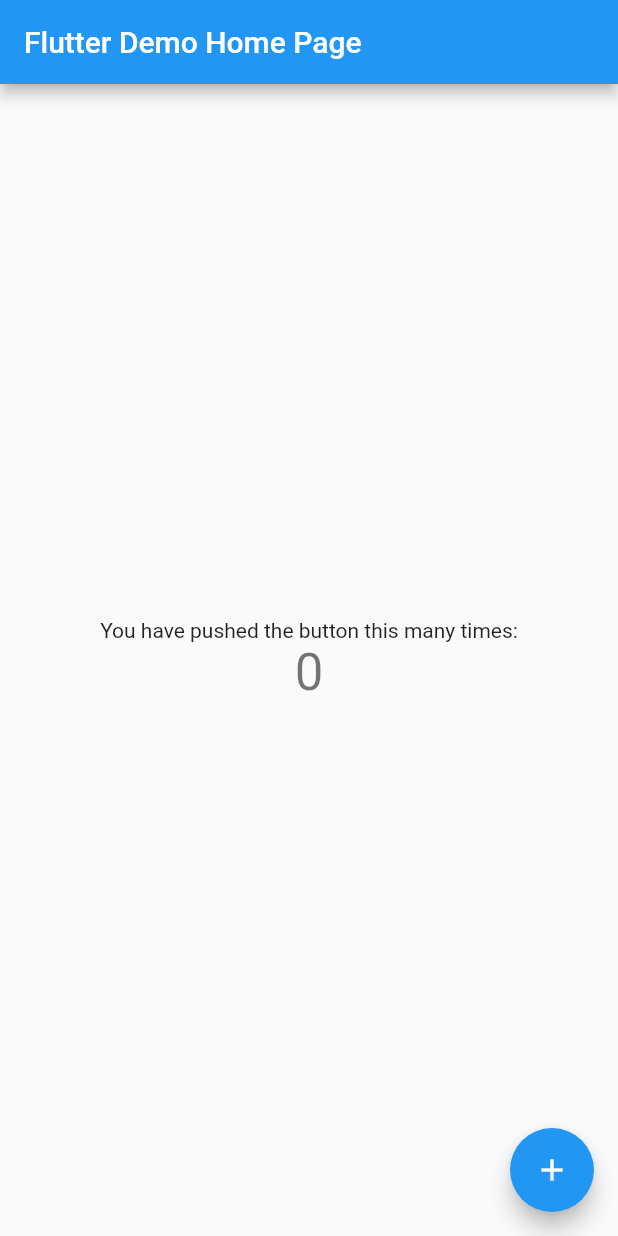
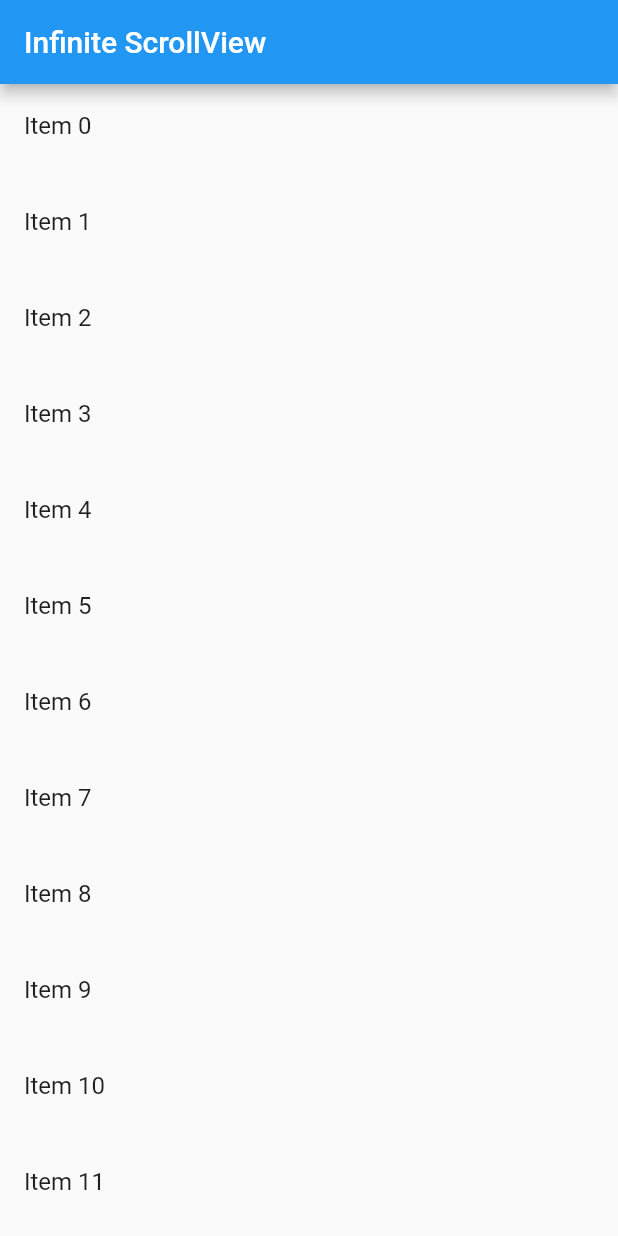
Before and after one commit to arteevraina/InfiniteScrollPagination, a Flutter app: the screen it shows after launch, on a phone screen of 412 x 824 dp. Run offline on Flutter 3.47's test engine with Material 2 defaults, Android fonts, the light colour scheme and no system bars.

Commit message:
Implemented Infinite Scroll Pagination using Provider

```diff
--- /dev/null
+++ b/lib/list_page.dart
@@ -0,0 +1,86 @@
+import 'dart:developer';
+
+import 'package:flutter/material.dart';
+import 'package:infinite_scrolling/list_page_provider.dart';
+import 'package:provider/provider.dart';
+
+class ListPage extends StatelessWidget {
+  const ListPage({Key? key}) : super(key: key);
+
+  @override
+  Widget build(BuildContext context) {
+    return ChangeNotifierProvider(
+      create: (_) => ListPageProvider()..fetchItems(),
+      child: const ListPageView(),
+    );
+  }
+}
+
+class ListPageView extends StatefulWidget {
+  const ListPageView({Key? key}) : super(key: key);
+
+  @override
+  State<ListPageView> createState() => _ListPageViewState();
+}
+
+class _ListPageViewState extends State<ListPageView> {
+  late final _scrollController;
+
+  @override
+  void initState() {
+    super.initState();
+    _scrollController = ScrollController();
+  }
+
+  @override
+  void dispose() {
+    _scrollController.dispose();
+    super.dispose();
+  }
+
+  @override
+  Widget build(BuildContext context) {
+    return LayoutBuilder(
+      builder: (context, constraints) {
+        return Consumer<ListPageProvider>(
+          builder: (context, provider, _) {
+            return (provider.items.isEmpty && provider.isLoading)
+                ? const Center(
+                    child: CircularProgressIndicator(),
+                  )
+                : NotificationListener(
+                    onNotification: (notification) {
+                      if (notification is ScrollEndNotification &&
+                          _scrollController.position.pixels >=
+                              _scrollController.position.maxScrollExtent *
+                                  0.7) {
+                        log("Reached End of Scroll View");
+                        context.read<ListPageProvider>().fetchItems();
+                      }
+                      return true;
+                    },
+                    child: ListView.separated(
+                      controller: _scrollController,
+                      itemBuilder: (context, index) {
+                        return (index < provider.items.length)
+                            ? ListTile(
+                                title: Text(
+                                  provider.items[index],
+                                ),
+                              )
+                            : const Center(
+                                child: CircularProgressIndicator(),
+                              );
+                      },
+                      separatorBuilder: (context, index) {
+                        return const SizedBox(height: 8.0);
+                      },
+                      itemCount: provider.items.length + 1,
+                    ),
+                  );
+          },
+        );
+      },
+    );
+  }
+}
--- /dev/null
+++ b/lib/list_page_provider.dart
@@ -0,0 +1,25 @@
+import 'dart:collection';
+
+import 'package:flutter/material.dart';
+
+class ListPageProvider extends ChangeNotifier {
+  final List<String> _items = [];
+  UnmodifiableListView get items => UnmodifiableListView(_items);
+
+  bool _isLoading = true;
+  bool get isLoading => _isLoading;
+
+  void fetchItems() async {
+    _isLoading = true;
+    notifyListeners();
+
+    await Future.delayed(const Duration(seconds: 3));
+
+    int initialIndex = _items.length;
+
+    _items.addAll(List.generate(20, (index) => "Item ${index + initialIndex}"));
+
+    _isLoading = false;
+    notifyListeners();
+  }
+}
--- a/lib/main.dart
+++ b/lib/main.dart
@@ -1,115 +1,30 @@
 import 'package:flutter/material.dart';
+import 'package:infinite_scrolling/list_page.dart';
 
-void main() {
-  runApp(const MyApp());
-}
+void main() => runApp(const MyApp());
 
 class MyApp extends StatelessWidget {
   const MyApp({Key? key}) : super(key: key);
 
-  // This widget is the root of your application.
   @override
   Widget build(BuildContext context) {
-    return MaterialApp(
-      title: 'Flutter Demo',
-      theme: ThemeData(
-        // This is the theme of your application.
-        //
-        // Try running your application with "flutter run". You'll see the
-        // application has a blue toolbar. Then, without quitting the app, try
-        // changing the primarySwatch below to Colors.green and then invoke
-        // "hot reload" (press "r" in the console where you ran "flutter run",
-        // or simply save your changes to "hot reload" in a Flutter IDE).
-        // Notice that the counter didn't reset back to zero; the application
-        // is not restarted.
-        primarySwatch: Colors.blue,
-      ),
-      home: const MyHomePage(title: 'Flutter Demo Home Page'),
+    return const MaterialApp(
+      title: 'Material App',
+      home: HomePage(),
     );
   }
 }
 
-class MyHomePage extends StatefulWidget {
-  const MyHomePage({Key? key, required this.title}) : super(key: key);
-
-  // This widget is the home page of your application. It is stateful, meaning
-  // that it has a State object (defined below) that contains fields that affect
-  // how it looks.
-
-  // This class is the configuration for the state. It holds the values (in this
-  // case the title) provided by the parent (in this case the App widget) and
-  // used by the build method of the State. Fields in a Widget subclass are
-  // always marked "final".
-
-  final String title;
-
-  @override
-  State<MyHomePage> createState() => _MyHomePageState();
-}
-
-class _MyHomePageState extends State<MyHomePage> {
-  int _counter = 0;
-
-  void _incrementCounter() {
-    setState(() {
-      // This call to setState tells the Flutter framework that something has
-      // changed in this State, which causes it to rerun the build method below
-      // so that the display can reflect the updated values. If we changed
-      // _counter without calling setState(), then the build method would not be
-      // called again, and so nothing would appear to happen.
-      _counter++;
-    });
-  }
+class HomePage extends StatelessWidget {
+  const HomePage({Key? key}) : super(key: key);
 
   @override
   Widget build(BuildContext context) {
-    // This method is rerun every time setState is called, for instance as done
-    // by the _incrementCounter method above.
-    //
-    // The Flutter framework has been optimized to make rerunning build methods
-    // fast, so that you can just rebuild anything that needs updating rather
-    // than having to individually change instances of widgets.
     return Scaffold(
       appBar: AppBar(
-        // Here we take the value from the MyHomePage object that was created by
-        // the App.build method, and use it to set our appbar title.
-        title: Text(widget.title),
+        title: const Text("Infinite ScrollView"),
       ),
-      body: Center(
-        // Center is a layout widget. It takes a single child and positions it
-        // in the middle of the parent.
-        child: Column(
-          // Column is also a layout widget. It takes a list of children and
-          // arranges them vertically. By default, it sizes itself to fit its
-          // children horizontally, and tries to be as tall as its parent.
-          //
-          // Invoke "debug painting" (press "p" in the console, choose the
-          // "Toggle Debug Paint" action from the Flutter Inspector in Android
-          // Studio, or the "Toggle Debug Paint" command in Visual Studio Code)
-          // to see the wireframe for each widget.
-          //
-          // Column has various properties to control how it sizes itself and
-          // how it positions its children. Here we use mainAxisAlignment to
-          // center the children vertically; the main axis here is the vertical
-          // axis because Columns are vertical (the cross axis would be
-          // horizontal).
-          mainAxisAlignment: MainAxisAlignment.center,
-          children: <Widget>[
-            const Text(
-              'You have pushed the button this many times:',
-            ),
-            Text(
-              '$_counter',
-              style: Theme.of(context).textTheme.headline4,
-            ),
-          ],
-        ),
-      ),
-      floatingActionButton: FloatingActionButton(
-        onPressed: _incrementCounter,
-        tooltip: 'Increment',
-        child: const Icon(Icons.add),
-      ), // This trailing comma makes auto-formatting nicer for build methods.
+      body: const ListPage(),
     );
   }
 }
```
